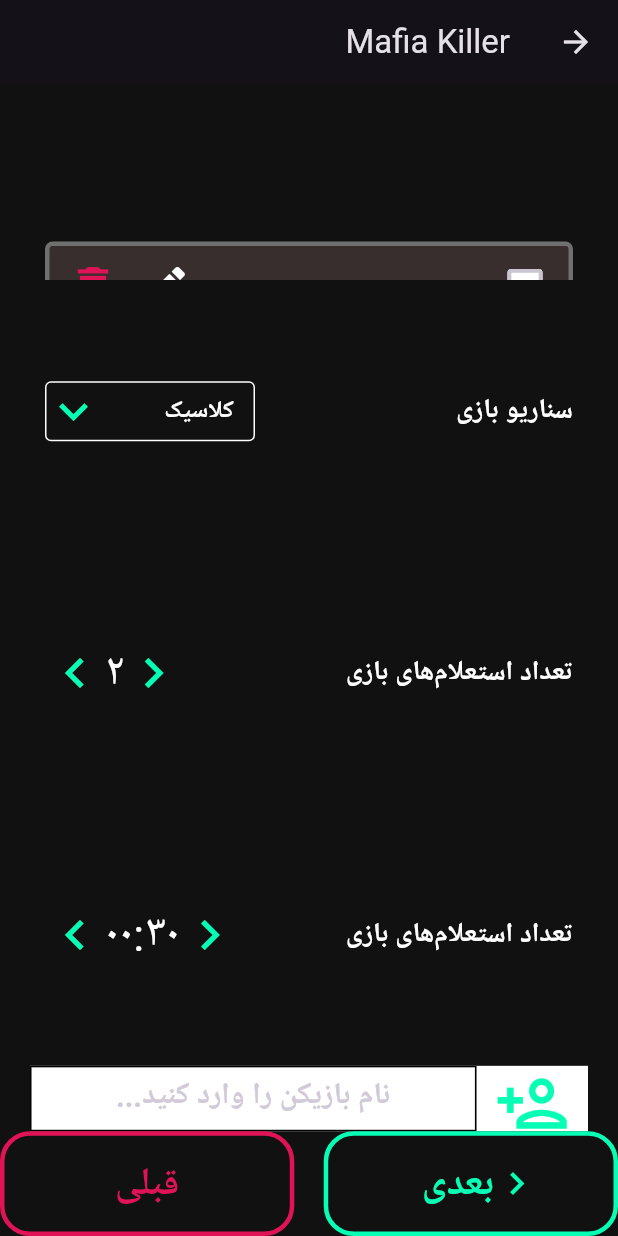
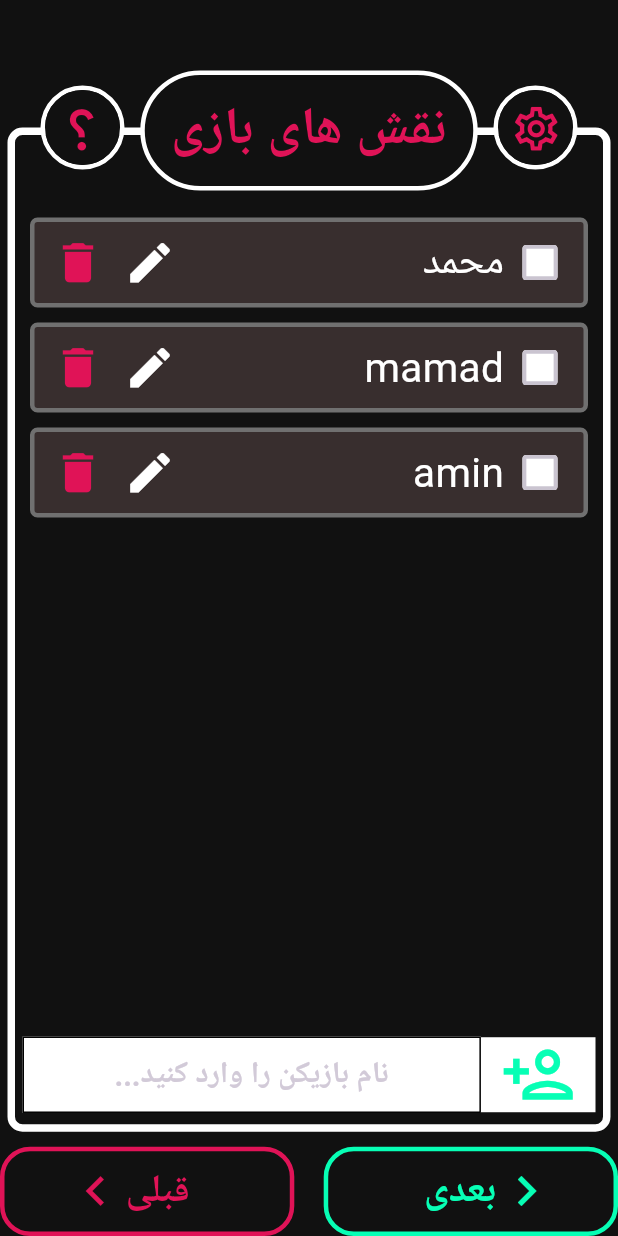
Before and after one commit to MHMDHSiN83/mafia_killer, a Flutter app: the PlayersPage screen opened by its route, on a phone screen of 412 x 824 dp. Run offline on Flutter 3.47's test engine with Material 3 defaults, Android fonts, the light colour scheme and no system bars; project files that could hold a hidden picture were left out.

Commit message:
finished page-layout but it's not responsive

```diff
--- a/lib/components/my_outlined_button.dart
+++ b/lib/components/my_outlined_button.dart
@@ -35,11 +35,11 @@ class MyOutlinedButton extends StatelessWidget {
               children: [
                 Icon(
                   icon,
-                  size: 30,
+                  size: 40,
                   color: color,
                 ),
                 Text(
-                  "$text  ",
+                  "$text    ",
                   style: TextStyle(
                     color: color,
                     fontSize: 26,
@@ -62,7 +62,7 @@ class MyOutlinedButton extends StatelessWidget {
             mainAxisAlignment: MainAxisAlignment.center,
             children: [
               Text(
-                "  $text",
+                "    $text",
                 style: TextStyle(
                   color: color,
                   fontSize: 26,
@@ -71,7 +71,7 @@ class MyOutlinedButton extends StatelessWidget {
               ),
               Icon(
                 icon,
-                size: 100,
+                size: 40,
                 color: color,
               )
             ],
--- /dev/null
+++ b/lib/components/page_frame.dart
@@ -0,0 +1,134 @@
+import 'package:flutter/material.dart';
+import 'dart:math' as math;
+
+class PageFrame extends StatelessWidget {
+  PageFrame({super.key, required this.pageTitle, this.child});
+  final Widget? child;
+  final String pageTitle;
+
+  final List<double> Fontsizes = [28, 35, 39];
+  double determineTitleFontsize() {
+    double len = pageTitle.length.toDouble();
+    int numberOfWords = pageTitle.split(' ').length;
+    if (len <= 12 && numberOfWords <= 2) {
+      return Fontsizes[2];
+    } else if ((len > 12 && len <= 14 && numberOfWords <= 2) ||
+        (len <= 12 && numberOfWords > 2)) {
+      return Fontsizes[1];
+    } else {
+      return Fontsizes[0];
+    }
+  }
+
+  @override
+  Widget build(BuildContext context) {
+    return Stack(
+      clipBehavior: Clip.none,
+      children: [
+        Container(
+          margin: EdgeInsets.fromLTRB(5, 35, 5, 10),
+          decoration: BoxDecoration(
+            border: Border.all(color: Colors.white, width: 5),
+            borderRadius: BorderRadius.circular(10),
+          ),
+          child: child,
+        ),
+        // page title
+        Positioned(
+          top: -3,
+          left: 0,
+          right: 0,
+          child: Center(
+            child: Container(
+              //TODO
+              width: 225,
+              height: 80,
+              //padding: EdgeInsets.symmetric(horizontal: 10),
+              decoration: BoxDecoration(
+                  color: Color(0xFF111111),
+                  borderRadius: BorderRadius.circular(40),
+                  border: Border.all(
+                    color: Colors.white,
+                    width: 3.0,
+                  )),
+              child: Center(
+                child: Text(
+                  pageTitle,
+                  style: TextStyle(
+                    fontSize: determineTitleFontsize(),
+                    fontWeight: FontWeight.bold,
+                    color: Color(0xFFE01357),
+                  ),
+                ),
+              ),
+            ),
+          ),
+        ),
+        // question mark button on the left
+        Positioned(
+          top: 7,
+          left: 27,
+          child: Container(
+            decoration: BoxDecoration(
+              shape: BoxShape.circle,
+              border: Border.all(
+                color: Colors.white,
+                width: 3,
+              ),
+            ),
+            child: CircleAvatar(
+              backgroundColor: Color(0xFF111111),
+              radius: 25,
+              child: Center(
+                child: IconButton(
+                  icon: Transform(
+                    alignment: Alignment.center,
+                    transform: Matrix4.rotationY(math.pi),
+                    child: Icon(
+                      Icons.question_mark,
+                      size: 35,
+                      opticalSize: 100,
+                    ),
+                  ),
+                  color: Color(0xFFE01357),
+                  onPressed: () {
+                    print('Icon Button Pressed');
+                  },
+                ),
+              ),
+            ),
+          ),
+        ),
+        // setting button on the right
+        Positioned(
+          top: 7,
+          right: 27,
+          child: Container(
+            decoration: BoxDecoration(
+              shape: BoxShape.circle,
+              border: Border.all(
+                color: Colors.white, // Border color
+                width: 3, // Border width
+              ),
+            ),
+            child: CircleAvatar(
+              backgroundColor: Color(0xFF111111),
+              radius: 25, // Size of the circular button
+
+              child: IconButton(
+                icon: Icon(
+                  Icons.settings_outlined,
+                  size: 35,
+                ),
+                color: Color(0xFFE01357),
+                onPressed: () {
+                  print('Icon Button Pressed');
+                },
+              ),
+            ),
+          ),
+        ),
+      ],
+    );
+  }
+}
--- a/lib/main.dart
+++ b/lib/main.dart
@@ -33,8 +33,8 @@ class MyApp extends StatelessWidget {
       locale: Locale("fa", "IR"), // OR Locale('ar', 'AE') OR Other RTL locales,
       debugShowCheckedModeBanner: false,
       home: const IntroPage(),
-      // theme: ThemeData(fontFamily: 'Negar'),
-      // theme: ThemeData(fontFamily: 'Negar'),
+      //theme: ThemeData(fontFamily: 'Negar'),
+      //theme: ThemeData(fontFamily: 'Negar'),
       theme: ThemeData.dark(),
       routes: {
         '/intro_page': (context) => const IntroPage(),
--- a/lib/pages/intro_page.dart
+++ b/lib/pages/intro_page.dart
@@ -11,7 +11,7 @@ class IntroPage extends StatelessWidget {
           color: Colors.red,
           child: IconButton(
             onPressed: () {
-              Navigator.pushNamed(context, '/game_settings_page');
+              Navigator.pushNamed(context, '/players_page');
             },
             icon: Icon(
               Icons.play_arrow,
--- a/lib/pages/players_page.dart
+++ b/lib/pages/players_page.dart
@@ -1,6 +1,7 @@
 import 'package:flutter/material.dart';
 import 'package:flutter/rendering.dart';
 import 'package:mafia_killer/components/my_outlined_button.dart';
+import 'package:mafia_killer/components/page_frame.dart';
 import 'package:mafia_killer/components/player_tile.dart';
 import 'package:mafia_killer/components/row_counterbox.dart';
 import 'package:mafia_killer/components/row_dropdownbox.dart';
@@ -15,62 +16,7 @@ class PlayersPage extends StatefulWidget {
 }
 
 class _PlayersPageState extends State<PlayersPage> {
-  var games = {'number1': 'کلاسیک', 'number2': '2', 'number3': '00:30'};
   final TextEditingController _controller = TextEditingController();
-
-  void _onItemSelected(String? selectedItem, String varName) {
-    setState(() {
-      games[varName] = selectedItem!;
-    });
-  }
-
-  void _increaseNumber(bool isTimer, String varName) {
-    setState(() {
-      if (isTimer) {
-        final List<String> splitted = games[varName]!.split(':');
-        int minutes = int.parse(splitted[0]);
-        int seconds = int.parse(splitted[1]);
-        if (minutes >= 9 && seconds >= 50) {
-          return;
-        }
-        if (seconds >= 50) {
-          games[varName] = '0${minutes + 1}:00';
-        } else {
-          games[varName] = '0$minutes:${seconds + 10}';
-        }
-      } else {
-        if (games[varName] == '9') {
-          return;
-        }
-        games[varName] = (int.parse(games[varName]!) + 1).toString();
-      }
-    });
-  }
-
-  void _decreaseNumber(bool isTimer, String varName) {
-    setState(() {
-      if (isTimer) {
-        final List<String> splitted = games[varName]!.split(':');
-        int minutes = int.parse(splitted[0]);
-        int seconds = int.parse(splitted[1]);
-        if (minutes <= 0 && seconds <= 10) {
-          return;
-        }
-        if (seconds <= 0) {
-          games[varName] = '0${minutes - 1}:50';
-        } else if (seconds <= 10) {
-          games[varName] = '0$minutes:${seconds - 10}0';
-        } else {
-          games[varName] = '0$minutes:${seconds - 10}';
-        }
-      } else {
-        if (games[varName] == '0') {
-          return;
-        }
-        games[varName] = (int.parse(games[varName]!) - 1).toString();
-      }
-    });
-  }
 
   void addPlayer() {
     if (_controller.text == "") {
@@ -84,22 +30,22 @@ class _PlayersPageState extends State<PlayersPage> {
   Widget build(BuildContext context) {
     return Scaffold(
       backgroundColor: Color(0xFF111111),
-      appBar: AppBar(
-        title: Text(
-          "Mafia Killer",
-        ),
-      ),
       body: Column(
         mainAxisAlignment: MainAxisAlignment.spaceBetween,
         children: [
+          SizedBox(
+            height: 50,
+          ),
           Expanded(
-            flex: 10,
+            flex: 12,
+            child: PageFrame(
+              pageTitle: "نقش های بازی",
               child: Column(
                 children: [
                   Expanded(
-                  flex: 3,
-                  child:
-                      Consumer<AppHandler>(builder: (context, handler, child) {
+                    flex: 9,
+                    child: Consumer<AppHandler>(
+                        builder: (context, handler, child) {
                       return ListView.builder(
                         itemCount: handler.players.length,
                         itemBuilder: (context, index) {
@@ -109,55 +55,15 @@ class _PlayersPageState extends State<PlayersPage> {
                           );
                         },
                         padding:
-                          EdgeInsets.symmetric(vertical: 100, horizontal: 30),
+                            EdgeInsets.symmetric(vertical: 50, horizontal: 10),
                       );
                     }),
                   ),
                   Expanded(
-                  flex: 4,
-                  child: Padding(
-                    padding: const EdgeInsets.symmetric(horizontal: 30),
-                    child: RowDropdownBox(
-                      title: 'سناریو بازی',
-                      options: context.watch<AppHandler>().scenarios,
-                      onSelect: _onItemSelected,
-                      varName: 'number1',
-                    ),
-                  ),
-                ),
-                Expanded(
-                  flex: 4,
-                  child: Padding(
-                    padding: const EdgeInsets.symmetric(horizontal: 30),
-                    child: RowCounterBox(
-                      title: 'تعداد استعلام‌های بازی',
-                      increaseNumber: _increaseNumber,
-                      decreaseNumber: _decreaseNumber,
-                      number: games['number2']!,
-                      isTimer: false,
-                      varName: 'number2',
-                    ),
-                  ),
-                ),
-                Expanded(
-                  flex: 4,
-                  child: Padding(
-                    padding: const EdgeInsets.symmetric(horizontal: 30),
-                    child: RowCounterBox(
-                      title: 'تعداد استعلام‌های بازی',
-                      increaseNumber: _increaseNumber,
-                      decreaseNumber: _decreaseNumber,
-                      number: games['number3']!,
-                      isTimer: true,
-                      varName: 'number3',
-                    ),
-                  ),
-                ),
-                Expanded(
                     flex: 1,
                     child: Padding(
-                    padding:
-                        const EdgeInsets.symmetric(vertical: 0, horizontal: 20),
+                      padding: const EdgeInsets.symmetric(
+                          vertical: 0, horizontal: 5),
                       child: Row(children: [
                         Expanded(
                           flex: 1,
@@ -209,7 +115,9 @@ class _PlayersPageState extends State<PlayersPage> {
                 ],
               ),
             ),
+          ),
 
+          // next and previous button
           Expanded(
             flex: 1,
             child: Row(
@@ -234,10 +142,11 @@ class _PlayersPageState extends State<PlayersPage> {
                   flex: 10,
                   child: MyOutlinedButton(
                     text: "قبلی",
-                    hasIcon: false,
+                    hasIcon: true,
                     color: Color(0xFFE01357),
                     onTap: () => Navigator.pop(context),
-                    //icon: Icons.keyboard_arrow_left,
+                    isIconRight: false,
+                    icon: Icons.keyboard_arrow_left,
                   ),
                 )
               ],
```
Lines whose indentation alone changed are shown as unchanged.
